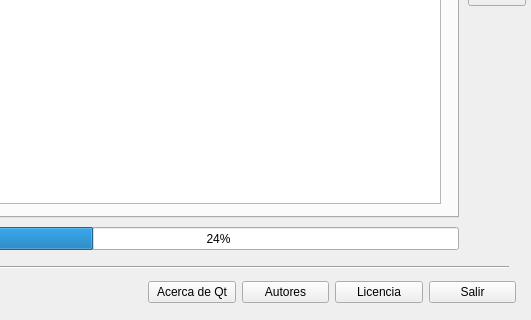
Above: ui/window.ui from laar19/KmlShpConvert before the change; both pictures show x 132 to 663 and y 143 to 463 of the 663 by 463 pixel window. Below: the same form after it.
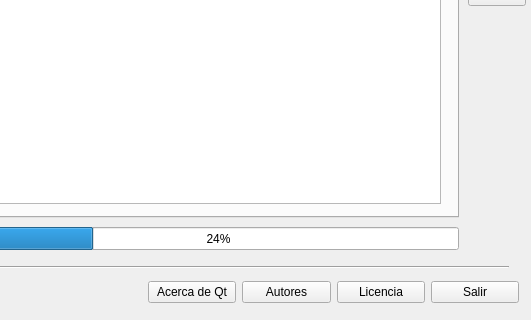
That is the form after the change. Icons and pictures are not drawn.

```diff
--- a/ui/window.ui
+++ b/ui/window.ui
@@ -102,7 +102,7 @@
      <rect>
       <x>280</x>
       <y>420</y>
-      <width>368</width>
+      <width>371</width>
       <height>31</height>
      </rect>
     </property>
@@ -218,7 +218,7 @@
      <rect>
       <x>10</x>
       <y>420</y>
-      <width>107</width>
+      <width>111</width>
       <height>34</height>
      </rect>
     </property>
```
Left out of the diff: 16 changed lines with no effect on the pictures.
